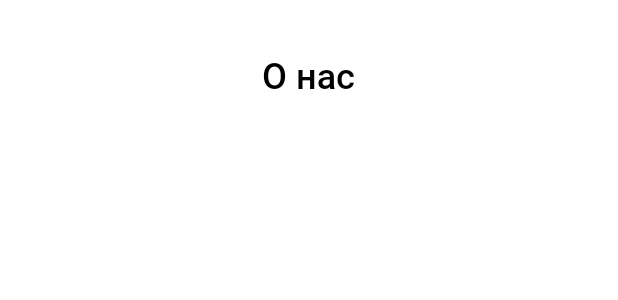
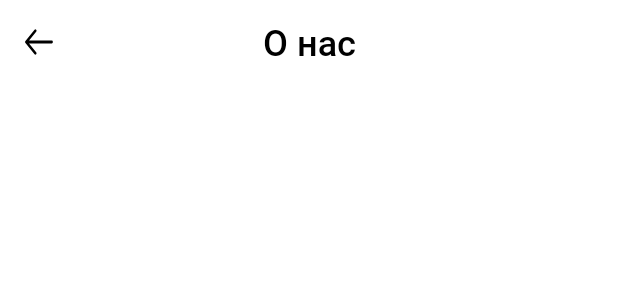
Before and after one commit to LightLLawliet/AliasGame, an Android app: the layout about_us_fragment.xml on its own in the app's theme, with its tools: preview values and no code run, on a phone screen of 412 x 824 dp. Shown: the top 300 px of the screen. Run offline under Robolectric (Android 15) with nearby library versions, the phone set to English and light mode, and no system bars.

```diff
--- a/app/src/main/AndroidManifest.xml
+++ b/app/src/main/AndroidManifest.xml
@@ -10,7 +10,7 @@
         android:fullBackupContent="@xml/backup_rules"
         android:icon="@mipmap/ic_launcher"
         android:label="@string/app_name"
-        android:name=".presentation.AliasApp"
+        android:name=".AliasApp"
         android:roundIcon="@mipmap/ic_launcher_round"
         android:supportsRtl="true"
         android:theme="@style/Theme.Alias"
--- a/app/src/main/java/com/example/alias/presentation/AliasApp.kt
+++ b/app/src/main/java/com/example/alias/AliasApp.kt
@@ -1,4 +1,4 @@
-package com.example.alias.presentation
+package com.example.alias
 
 import com.example.alias.data.cloud.CloudDataSource
 import android.app.Application
@@ -6,6 +6,7 @@ import com.example.alias.data.*
 import com.example.alias.data.cache.CacheDataSource
 import com.example.alias.data.cache.ProvideRealm
 import com.example.alias.data.cloud.RiddleService
+import com.example.alias.presentation.MainViewModel
 import io.realm.Realm
 import retrofit2.Retrofit
 import retrofit2.converter.gson.GsonConverterFactory
--- /dev/null
+++ b/app/src/main/res/drawable/ic_arrow.xml
@@ -0,0 +1,13 @@
+<vector xmlns:android="http://schemas.android.com/apk/res/android"
+    android:width="20dp"
+    android:height="17dp"
+    android:viewportWidth="20"
+    android:viewportHeight="14">
+  <path
+      android:pathData="M7.57,0.93L1.5,7L7.57,13.07M18.5,7H1.67"
+      android:strokeLineJoin="round"
+      android:strokeWidth="1.5"
+      android:fillColor="#00000000"
+      android:strokeColor="#000000"
+      android:strokeLineCap="round"/>
+</vector>
--- a/app/src/main/res/layout/about_us_fragment.xml
+++ b/app/src/main/res/layout/about_us_fragment.xml
@@ -1,12 +1,29 @@
 <?xml version="1.0" encoding="utf-8"?>
 <LinearLayout xmlns:android="http://schemas.android.com/apk/res/android"
     android:layout_width="match_parent"
+    android:background="@color/white"
     android:layout_height="match_parent"
     android:orientation="vertical">
 
-    <TextView
-        style="@style/fragmentTitle"
-        android:layout_gravity="center"
-        android:text="@string/aboutUsTitleText" />
+    <androidx.appcompat.widget.Toolbar
+        android:layout_width="match_parent"
+        android:layout_height="wrap_content"
+        android:orientation="horizontal">
+
+        <ImageView
+            android:id="@+id/backButton"
+            android:layout_width="wrap_content"
+            android:layout_height="wrap_content"
+            android:src="@drawable/ic_arrow"
+            android:contentDescription="@string/back_button" />
+
+        <TextView
+            style="@style/fragmentTitle"
+            android:layout_width="wrap_content"
+            android:layout_height="wrap_content"
+            android:layout_gravity="center"
+            android:text="@string/aboutUsTitleText" />
+    </androidx.appcompat.widget.Toolbar>
+
 
 </LinearLayout>
--- a/app/src/main/res/layout/main_game_fragment.xml
+++ b/app/src/main/res/layout/main_game_fragment.xml
@@ -3,6 +3,7 @@
     xmlns:app="http://schemas.android.com/apk/res-auto"
     xmlns:tools="http://schemas.android.com/tools"
     android:layout_width="match_parent"
+    android:background="@color/white"
     android:layout_height="match_parent"
     android:gravity="center"
     android:orientation="vertical">
--- a/app/src/main/res/layout/rules_fragment.xml
+++ b/app/src/main/res/layout/rules_fragment.xml
@@ -1,6 +1,7 @@
 <?xml version="1.0" encoding="utf-8"?>
 <LinearLayout xmlns:android="http://schemas.android.com/apk/res/android"
     android:orientation="vertical"
+    android:background="@color/white"
     android:layout_width="match_parent"
     android:layout_height="match_parent">
 
--- a/app/src/main/res/layout/start_fragment.xml
+++ b/app/src/main/res/layout/start_fragment.xml
@@ -1,6 +1,7 @@
 <?xml version="1.0" encoding="utf-8"?>
 <LinearLayout xmlns:android="http://schemas.android.com/apk/res/android"
     xmlns:app="http://schemas.android.com/apk/res-auto"
+    android:background="@color/white"
     android:layout_width="match_parent"
     android:layout_height="match_parent"
     android:orientation="vertical">
--- a/app/src/main/res/values-night/themes.xml
+++ b/app/src/main/res/values-night/themes.xml
@@ -1,8 +1,8 @@
 <resources xmlns:tools="http://schemas.android.com/tools">
     <!-- Base application theme. -->
-    <style name="Theme.Alias" parent="Theme.MaterialComponents.DayNight.DarkActionBar">
+    <style name="Theme.Alias" parent="Theme.MaterialComponents.DayNight.NoActionBar">
         <!-- Primary brand color. -->
-        <item name="colorPrimary">@color/purple_200</item>
+        <item name="colorPrimary">@color/white</item>
         <item name="colorPrimaryVariant">@color/purple_700</item>
         <item name="colorOnPrimary">@color/black</item>
         <!-- Secondary brand color. -->
--- a/app/src/main/res/values/strings.xml
+++ b/app/src/main/res/values/strings.xml
@@ -18,4 +18,5 @@
     <string name="show_answer">Show Answer</string>
     <string name="next_riddle">Next riddle</string>
     <string name="press_riddle_to_start">Press \'Riddle\' to start</string>
+    <string name="back_button">back_button</string>
 </resources>
--- a/app/src/main/res/values/styles.xml
+++ b/app/src/main/res/values/styles.xml
@@ -18,7 +18,6 @@
     </style>
 
     <style name="fragmentTitle">
-        <item name="android:layout_marginTop">33dp</item>
         <item name="android:textSize">24sp</item>
         <item name="android:fontFamily">@font/roboto_medium_g</item>
         <item name="android:textColor">@color/black</item>
--- a/app/src/main/res/values/themes.xml
+++ b/app/src/main/res/values/themes.xml
@@ -3,14 +3,14 @@
     <style name="Theme.Alias" parent="Theme.MaterialComponents.DayNight.NoActionBar">
         <!-- Primary brand color. -->
         <item name="colorPrimary">@color/white</item>
-        <item name="colorPrimaryVariant">@color/purple_700</item>
+        <item name="colorPrimaryVariant">@color/white</item>
         <item name="colorOnPrimary">@color/white</item>
         <!-- Secondary brand color. -->
         <item name="colorSecondary">@color/teal_200</item>
         <item name="colorSecondaryVariant">@color/teal_700</item>
         <item name="colorOnSecondary">@color/black</item>
         <!-- Status bar color. -->
-        <item name="android:statusBarColor">?attr/colorPrimaryVariant</item>
+        <item name="android:statusBarColor">@color/main_blue</item>
         <!-- Customize your theme here. -->
     </style>
 </resources>
```
Also changed, not shown: app/src/main/java/com/example/alias/presentation/AboutUsFragment.kt (+9 -0 lines), app/src/main/java/com/example/alias/presentation/MainGameFragment.kt (+5 -2 lines), app/src/main/res/values-v26/styles.xml (added, +14 -0 lines).
